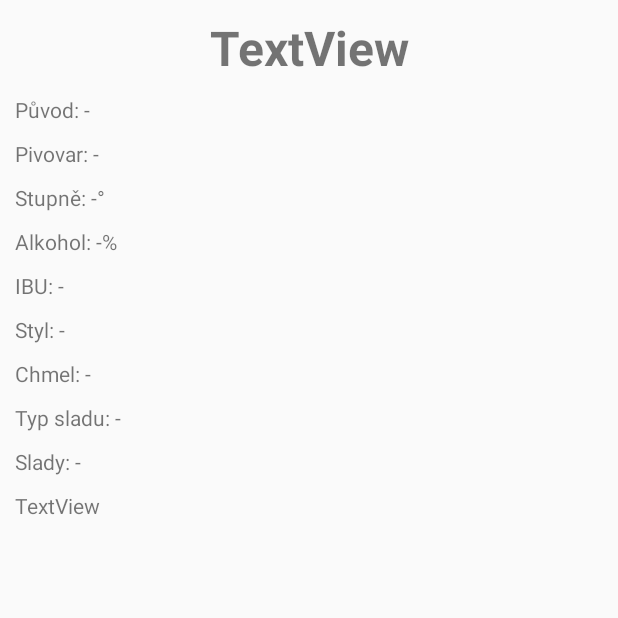
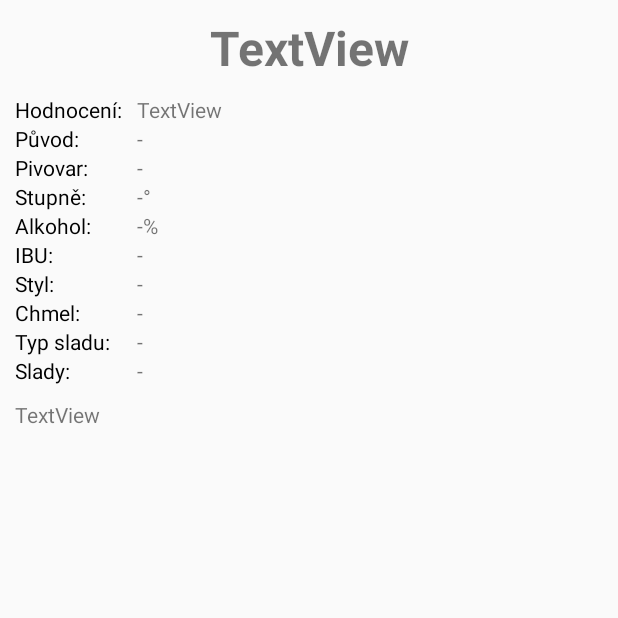
Before and after one commit to gattaka/grass-android, an Android app: the BeerActivity screen opened directly, with no data from a screen before it, on a phone screen of 412 x 824 dp, the top half of it. Run offline under Robolectric (Android 15) with nearby library versions, the phone set to English and light mode, and no system bars; 7 statements that could not run were skipped.

Commit message:
Beer detail TableLayout

```diff
--- a/app/src/main/java/cz/gattserver/android/BeerActivity.java
+++ b/app/src/main/java/cz/gattserver/android/BeerActivity.java
@@ -12,6 +12,7 @@ import android.widget.TextView;
 import org.json.JSONException;
 import org.json.JSONObject;
 
+import cz.gattserver.android.common.FormatUtils;
 import cz.gattserver.android.common.GrassActivity;
 import cz.gattserver.android.common.URLTask;
 
@@ -48,32 +49,35 @@ public class BeerActivity extends GrassActivity implements URLTask.URLTaskClient
             TextView nameText = findViewById(R.id.beerName);
             nameText.setText(jsonObject.getString("name"));
 
+            TextView ratingText = findViewById(R.id.beerRating);
+            ratingText.setText(FormatUtils.formatRatingStars(Double.parseDouble(jsonObject.getString("rating"))));
+
             TextView countryText = findViewById(R.id.beerCountry);
-            countryText.setText(getString(R.string.beer_country, dashIfNullByJSON(jsonObject, "country")));
+            countryText.setText(dashIfNullByJSON(jsonObject, "country"));
 
             TextView breweryText = findViewById(R.id.beerBrewery);
-            breweryText.setText(getString(R.string.beer_brewery, dashIfNullByJSON(jsonObject, "brewery")));
+            breweryText.setText(dashIfNullByJSON(jsonObject, "brewery"));
 
             TextView degreesText = findViewById(R.id.beerDegrees);
-            degreesText.setText(getString(R.string.beer_degrees, dashIfNullByJSON(jsonObject, "degrees")));
+            degreesText.setText(getString(R.string.beer_degrees_format, dashIfNullByJSON(jsonObject, "degrees")));
 
             TextView alcoholText = findViewById(R.id.beerAlcohol);
-            alcoholText.setText(getString(R.string.drink_alcohol, dashIfNullByJSON(jsonObject, "alcohol")));
+            alcoholText.setText(getString(R.string.drink_alcohol_format, dashIfNullByJSON(jsonObject, "alcohol")));
 
             TextView ibuText = findViewById(R.id.beerIBU);
-            ibuText.setText(getString(R.string.beer_ibu, dashIfNullByJSON(jsonObject, "ibu")));
+            ibuText.setText(dashIfNullByJSON(jsonObject, "ibu"));
 
             TextView categoryText = findViewById(R.id.beerCategory);
-            categoryText.setText(getString(R.string.beer_category, dashIfNullByJSON(jsonObject, "category")));
+            categoryText.setText(dashIfNullByJSON(jsonObject, "category"));
 
             TextView hopsText = findViewById(R.id.beerHops);
-            hopsText.setText(getString(R.string.beer_hops, dashIfNullByJSON(jsonObject, "hops")));
+            hopsText.setText(dashIfNullByJSON(jsonObject, "hops"));
 
             TextView maltTypeText = findViewById(R.id.beerMaltType);
-            maltTypeText.setText(getString(R.string.beer_malt_type, dashIfNullByJSON(jsonObject, "maltType")));
+            maltTypeText.setText(dashIfNullByJSON(jsonObject, "maltType"));
 
             TextView maltsText = findViewById(R.id.beerMalts);
-            maltsText.setText(getString(R.string.beer_malts, dashIfNullByJSON(jsonObject, "malts")));
+            maltsText.setText(dashIfNullByJSON(jsonObject, "malts"));
 
             TextView descriptionText = findViewById(R.id.beerDescription);
             descriptionText.setText(jsonObject.getString("description").replaceAll("<br/>", "\n").replaceAll("<br>", "\n"));
--- a/app/src/main/java/cz/gattserver/android/BeersActivity.java
+++ b/app/src/main/java/cz/gattserver/android/BeersActivity.java
@@ -6,6 +6,7 @@ import android.widget.ArrayAdapter;
 import org.json.JSONException;
 import org.json.JSONObject;
 
+import cz.gattserver.android.common.FormatUtils;
 import cz.gattserver.android.common.RateItemArrayAdapter;
 import cz.gattserver.android.interfaces.RatedItemTO;
 import cz.gattserver.android.lazyloader.LazyListActivity;
@@ -18,11 +19,7 @@ public class BeersActivity extends LazyListActivity<RatedItemTO> {
 
     @Override
     protected RatedItemTO constructTO(JSONObject jsonObject) throws JSONException {
-        StringBuilder sb = new StringBuilder();
-        int rating = (int) Double.parseDouble(jsonObject.getString("rating"));
-        for (int i = 0; i < 5; i++)
-            sb.append(i < rating ? "★" : "☆");
-        return new RatedItemTO(sb.toString(), jsonObject.getString("brewery") + ": " + jsonObject.getString("name"), jsonObject.getString("id"));
+        return new RatedItemTO(FormatUtils.formatRatingStars(Double.parseDouble(jsonObject.getString("rating"))), jsonObject.getString("brewery") + ": " + jsonObject.getString("name"), jsonObject.getString("id"));
     }
 
     @Override
--- /dev/null
+++ b/app/src/main/java/cz/gattserver/android/common/FormatUtils.java
@@ -0,0 +1,19 @@
+package cz.gattserver.android.common;
+
+public class FormatUtils {
+
+    private FormatUtils() {
+    }
+
+    public static String formatRatingStars(double rating) {
+        return formatRatingStars((int) rating);
+    }
+
+    public static String formatRatingStars(int rating) {
+        StringBuilder sb = new StringBuilder();
+        for (int i = 0; i < 5; i++)
+            sb.append(i < rating ? "★" : "☆");
+        return sb.toString();
+    }
+
+}
--- a/app/src/main/res/layout/activity_beer.xml
+++ b/app/src/main/res/layout/activity_beer.xml
@@ -17,82 +17,217 @@
             android:id="@+id/linearLayout"
             android:layout_width="match_parent"
             android:layout_height="wrap_content"
-            android:orientation="vertical"
-            android:layout_margin="10sp">
+            android:layout_margin="10sp"
+            android:orientation="vertical">
 
             <TextView
                 android:id="@+id/beerName"
                 android:layout_width="match_parent"
                 android:layout_height="wrap_content"
+                android:layout_marginBottom="10dp"
                 android:gravity="center"
                 android:text="TextView"
                 android:textSize="32sp"
                 android:textStyle="bold"
-                android:layout_marginBottom="10dp"
                 app:fontFamily="sans-serif" />
+
+            <TableLayout
+                android:layout_width="match_parent"
+                android:layout_height="match_parent"
+                android:shrinkColumns="0"
+                android:layout_marginBottom="10dp"> <!-- shrink the first column of the layout-->
+
+                <TableRow
+                    android:layout_width="fill_parent"
+                    android:layout_height="wrap_content">
+
+                    <TextView
+                        android:layout_width="wrap_content"
+                        android:layout_height="wrap_content"
+                        android:layout_marginRight="10dp"
+                        android:text="@string/drink_rating"
+                        android:textColor="#000" />
+
+                    <TextView
+                        android:id="@+id/beerRating"
+                        android:layout_width="match_parent"
+                        android:layout_height="match_parent"
+                        android:text="TextView" />
+
+                </TableRow>
+
+                <TableRow
+                    android:layout_width="fill_parent"
+                    android:layout_height="wrap_content">
+
+                    <TextView
+                        android:layout_width="wrap_content"
+                        android:layout_height="wrap_content"
+                        android:layout_marginRight="10dp"
+                        android:text="@string/beer_country"
+                        android:textColor="#000" />
 
                     <TextView
                         android:id="@+id/beerCountry"
                         android:layout_width="match_parent"
                         android:layout_height="match_parent"
-                android:layout_marginBottom="10dp"
                         android:text="TextView" />
+
+                </TableRow>
+
+                <TableRow
+                    android:layout_width="fill_parent"
+                    android:layout_height="wrap_content">
+
+                    <TextView
+                        android:layout_width="wrap_content"
+                        android:layout_height="wrap_content"
+                        android:layout_marginRight="10dp"
+                        android:text="@string/beer_brewery"
+                        android:textColor="#000" />
 
                     <TextView
                         android:id="@+id/beerBrewery"
                         android:layout_width="match_parent"
                         android:layout_height="match_parent"
-                android:layout_marginBottom="10dp"
                         android:text="TextView" />
+
+                </TableRow>
+
+                <TableRow
+                    android:layout_width="fill_parent"
+                    android:layout_height="wrap_content">
+
+                    <TextView
+                        android:layout_width="wrap_content"
+                        android:layout_height="wrap_content"
+                        android:layout_marginRight="10dp"
+                        android:text="@string/beer_degrees"
+                        android:textColor="#000" />
 
                     <TextView
                         android:id="@+id/beerDegrees"
                         android:layout_width="match_parent"
                         android:layout_height="match_parent"
-                android:layout_marginBottom="10dp"
                         android:text="TextView" />
+
+                </TableRow>
+
+                <TableRow
+                    android:layout_width="fill_parent"
+                    android:layout_height="wrap_content">
+
+                    <TextView
+                        android:layout_width="wrap_content"
+                        android:layout_height="wrap_content"
+                        android:layout_marginRight="10dp"
+                        android:text="@string/drink_alcohol"
+                        android:textColor="#000" />
 
                     <TextView
                         android:id="@+id/beerAlcohol"
                         android:layout_width="match_parent"
                         android:layout_height="match_parent"
-                android:layout_marginBottom="10dp"
                         android:text="TextView" />
+
+                </TableRow>
+
+                <TableRow
+                    android:layout_width="fill_parent"
+                    android:layout_height="wrap_content">
+
+                    <TextView
+                        android:layout_width="wrap_content"
+                        android:layout_height="wrap_content"
+                        android:layout_marginRight="10dp"
+                        android:text="@string/beer_ibu"
+                        android:textColor="#000" />
 
                     <TextView
                         android:id="@+id/beerIBU"
                         android:layout_width="match_parent"
                         android:layout_height="match_parent"
-                android:layout_marginBottom="10dp"
                         android:text="TextView" />
+
+                </TableRow>
+
+                <TableRow
+                    android:layout_width="fill_parent"
+                    android:layout_height="wrap_content">
+
+                    <TextView
+                        android:layout_width="wrap_content"
+                        android:layout_height="wrap_content"
+                        android:layout_marginRight="10dp"
+                        android:text="@string/beer_category"
+                        android:textColor="#000" />
 
                     <TextView
                         android:id="@+id/beerCategory"
                         android:layout_width="match_parent"
                         android:layout_height="match_parent"
-                android:layout_marginBottom="10dp"
                         android:text="TextView" />
+
+                </TableRow>
+
+                <TableRow
+                    android:layout_width="fill_parent"
+                    android:layout_height="wrap_content">
+
+                    <TextView
+                        android:layout_width="wrap_content"
+                        android:layout_height="wrap_content"
+                        android:layout_marginRight="10dp"
+                        android:text="@string/beer_hops"
+                        android:textColor="#000" />
 
                     <TextView
                         android:id="@+id/beerHops"
                         android:layout_width="match_parent"
                         android:layout_height="match_parent"
-                android:layout_marginBottom="10dp"
                         android:text="TextView" />
+
+                </TableRow>
+
+                <TableRow
+                    android:layout_width="fill_parent"
+                    android:layout_height="wrap_content">
+
+                    <TextView
+                        android:layout_width="wrap_content"
+                        android:layout_height="wrap_content"
+                        android:layout_marginRight="10dp"
+                        android:text="@string/beer_malt_type"
+                        android:textColor="#000" />
 
                     <TextView
                         android:id="@+id/beerMaltType"
                         android:layout_width="match_parent"
                         android:layout_height="match_parent"
-                android:layout_marginBottom="10dp"
                         android:text="TextView" />
+
+                </TableRow>
+
+                <TableRow
+                    android:layout_width="fill_parent"
+                    android:layout_height="wrap_content">
+
+                    <TextView
+                        android:layout_width="wrap_content"
+                        android:layout_height="wrap_content"
+                        android:layout_marginRight="10dp"
+                        android:text="@string/beer_malts"
+                        android:textColor="#000" />
 
                     <TextView
                         android:id="@+id/beerMalts"
                         android:layout_width="match_parent"
                         android:layout_height="match_parent"
-                android:layout_marginBottom="10dp"
                         android:text="TextView" />
+
+                </TableRow>
+
+            </TableLayout>
 
             <TextView
                 android:id="@+id/beerDescription"
@@ -104,8 +239,7 @@
             <ImageView
                 android:id="@+id/beerImage"
                 android:layout_width="match_parent"
-                android:layout_height="wrap_content"
-                android:layout_marginBottom="10dp"/>
+                android:layout_height="wrap_content" />
 
         </LinearLayout>
 
--- a/app/src/main/res/values/strings.xml
+++ b/app/src/main/res/values/strings.xml
@@ -1,13 +1,16 @@
 <resources>
     <string name="app_name">GrassAndroid</string>
     <string name="song_name">%1$s (%2$s)</string>
-    <string name="beer_country">Původ: %1$s</string>
-    <string name="beer_brewery">Pivovar: %1$s</string>
-    <string name="beer_degrees">Stupně: %1$s°</string>
-    <string name="drink_alcohol">Alkohol: %1$s%%</string>
-    <string name="beer_ibu">IBU: %1$s</string>
-    <string name="beer_category">Styl: %1$s</string>
-    <string name="beer_hops">Chmel: %1$s</string>
-    <string name="beer_malt_type">Typ sladu: %1$s</string>
-    <string name="beer_malts">Slady: %1$s</string>
+    <string name="drink_rating">Hodnocení:</string>
+    <string name="beer_country">Původ:</string>
+    <string name="beer_brewery">Pivovar:</string>
+    <string name="beer_degrees">Stupně:</string>
+    <string name="beer_degrees_format">%1$s°</string>
+    <string name="drink_alcohol">Alkohol:</string>
+    <string name="drink_alcohol_format">%1$s%%</string>
+    <string name="beer_ibu">IBU:</string>
+    <string name="beer_category">Styl:</string>
+    <string name="beer_hops">Chmel:</string>
+    <string name="beer_malt_type">Typ sladu:</string>
+    <string name="beer_malts">Slady:</string>
 </resources>
```
Lines whose indentation alone changed are shown as unchanged.
